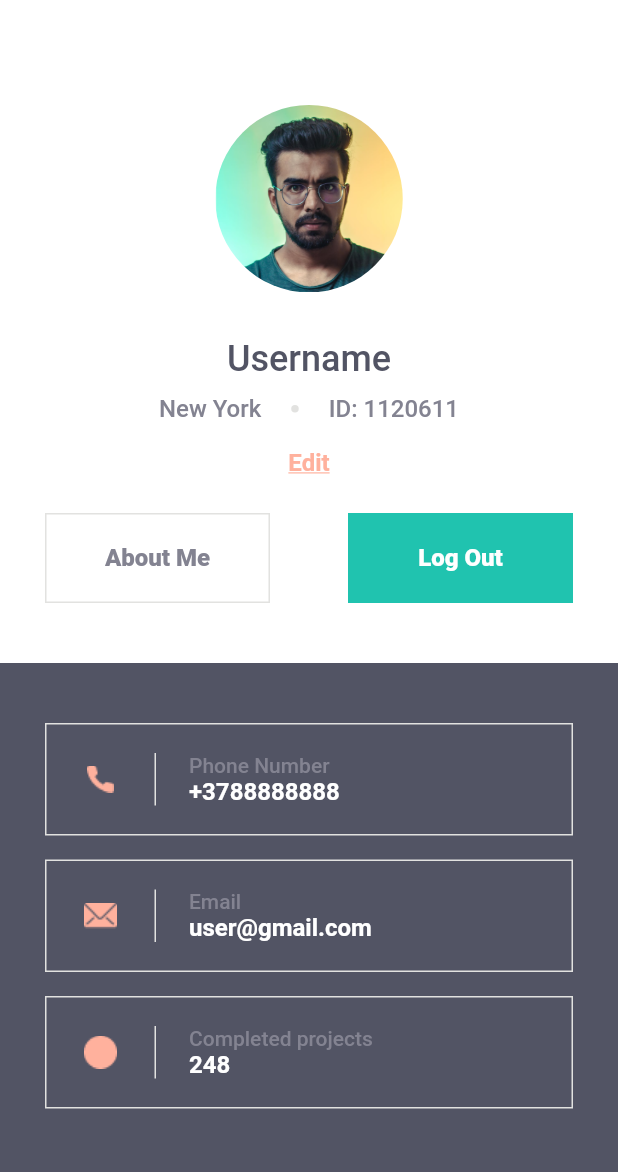
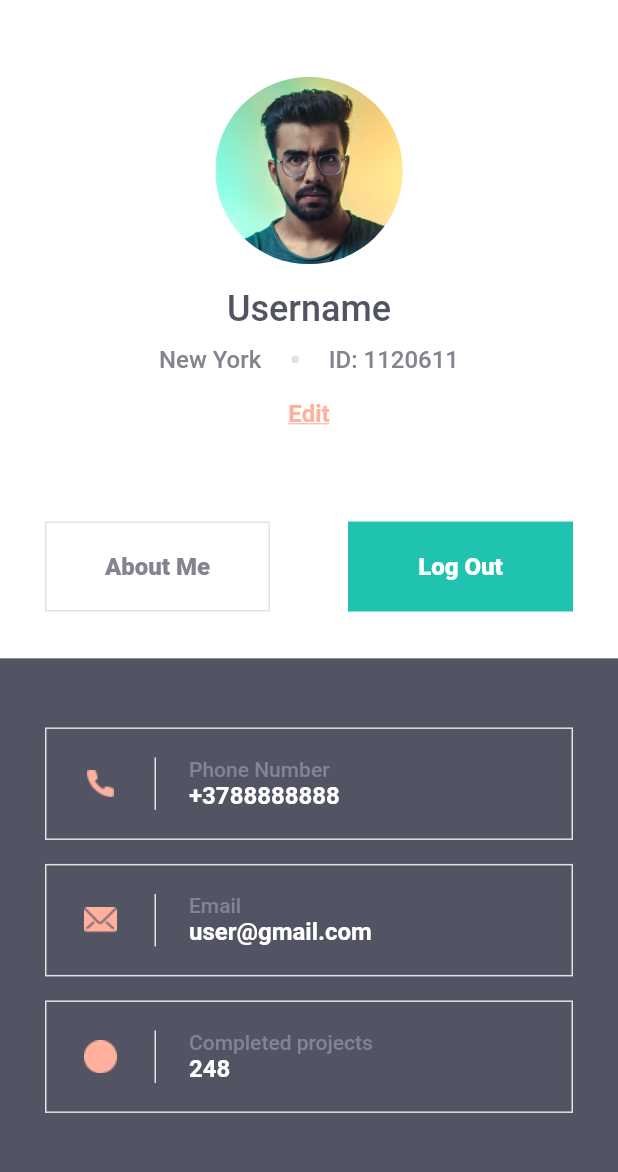
Before and after one commit to vitaliysolomatin/flutter_auth_app, a Flutter app: the ProfileScreen screen opened by its route, on a phone screen of 412 x 824 dp, the part 54-1226 px from its top. Run offline on Flutter 3.47's test engine with Material 2 defaults, Android fonts, the phone set to English and light mode, and no system bars; our stand-ins replace firebase_auth, firebase_core; accounts and stored records are empty.

Commit message:
added firebase auth and changed profile screen styles

```diff
--- a/lib/main.dart
+++ b/lib/main.dart
@@ -3,8 +3,11 @@ import 'package:auth_app/screens/sign_in_screen.dart';
 import 'package:auth_app/screens/sign_up_screen.dart';
 import 'package:auth_app/screens/profile_screen.dart';
 import 'package:auth_app/assets/theme.dart';
+import 'package:firebase_core/firebase_core.dart';
 
-void main() {
+void main() async {
+  WidgetsFlutterBinding.ensureInitialized();
+  await Firebase.initializeApp();
   runApp(AuthApp());
 }
 
--- a/lib/screens/profile_screen.dart
+++ b/lib/screens/profile_screen.dart
@@ -1,12 +1,20 @@
+import 'package:auth_app/screens/sign_in_screen.dart';
 import 'package:flutter/material.dart';
 import 'package:auth_app/widgets/profile_info_block.dart';
 import 'package:auth_app/widgets/user_info_wrapper.dart';
+import 'package:firebase_auth/firebase_auth.dart';
 
 class ProfileScreen extends StatelessWidget {
   static const path = 'profile_screen';
 
   ProfileScreen({this.title});
   final String title;
+  final firebaseAuth = FirebaseAuth.instance;
+
+  handleSignOut({BuildContext context}) {
+    firebaseAuth.signOut();
+    Navigator.popAndPushNamed(context, SignInScreen.path);
+  }
 
   @override
   Widget build(BuildContext context) {
@@ -21,17 +29,19 @@ class ProfileScreen extends StatelessWidget {
           ),
         ],
       ),
-      body: SafeArea(
-        child: ListView(
-          children: [
-            Column(
-              children: [
-                UserInfoWrapper(),
-                ProfileInfoBlock(),
-              ],
+      body: Column(
+        children: [
+          Expanded(
+            flex: 6,
+            child: UserInfoWrapper(
+              handleSignOut: handleSignOut,
             ),
-          ],
-        ),
+          ),
+          Expanded(
+            flex: 5,
+            child: ProfileInfoBlock(),
+          ),
+        ],
       ),
     );
   }
--- a/lib/widgets/profile_info_block.dart
+++ b/lib/widgets/profile_info_block.dart
@@ -6,38 +6,39 @@ class ProfileInfoBlock extends StatelessWidget {
   @override
   Widget build(BuildContext context) {
     return Container(
-      height: 352,
+      // height: 352,
       padding: EdgeInsets.symmetric(
         horizontal: 30,
-        vertical: 32,
       ),
       width: double.infinity,
       color: AuthAppColors.primaryGrey,
       child: Column(
+        mainAxisAlignment: MainAxisAlignment.spaceAround,
         children: [
-          Padding(
-            padding: EdgeInsets.symmetric(vertical: 8),
-            child: InfoBlock(
+          Column(
+            children: [
+              InfoBlock(
                 bottomLabel: '+3788888888',
                 icon: 'assets/images/phone_icon.png',
                 topLabel: 'Phone Number',
               ),
+              SizedBox(
+                height: 16,
               ),
-          Padding(
-            padding: EdgeInsets.symmetric(vertical: 8),
-            child: InfoBlock(
+              InfoBlock(
                 bottomLabel: 'user@gmail.com',
                 icon: 'assets/images/email_icon.png',
                 topLabel: 'Email',
               ),
+              SizedBox(
+                height: 16,
               ),
-          Padding(
-            padding: EdgeInsets.symmetric(vertical: 8),
-            child: InfoBlock(
+              InfoBlock(
                 bottomLabel: '248',
                 icon: 'assets/images/circle_icon.png',
                 topLabel: 'Completed projects',
               ),
+            ],
           ),
         ],
       ),
--- a/lib/widgets/user_info_wrapper.dart
+++ b/lib/widgets/user_info_wrapper.dart
@@ -1,16 +1,22 @@
 import 'package:flutter/material.dart';
 import 'package:auth_app/assets/colors.dart';
-import 'package:auth_app/screens/sign_in_screen.dart';
 
 class UserInfoWrapper extends StatelessWidget {
+  final Function handleSignOut;
+  UserInfoWrapper({@required this.handleSignOut});
+
   @override
   Widget build(BuildContext context) {
-    return Column(
+    return Container(
+      padding: EdgeInsets.symmetric(horizontal: 30, vertical: 0),
+      child: Column(
+        mainAxisAlignment: MainAxisAlignment.spaceAround,
         children: [
-        Container(
-          margin: EdgeInsets.only(
-            top: 50,
-            bottom: 30,
+          Column(
+            children: [
+              Padding(
+                padding: EdgeInsets.only(
+                  bottom: 16,
                 ),
                 child: ClipRRect(
                   borderRadius: BorderRadius.circular(65),
@@ -73,9 +79,9 @@ class UserInfoWrapper extends StatelessWidget {
                       ),
                     ),
               ),
-        Padding(
-          padding: EdgeInsets.fromLTRB(30, 24, 30, 40),
-          child: Row(
+            ],
+          ),
+          Row(
             mainAxisAlignment: MainAxisAlignment.spaceBetween,
             children: [
               SizedBox(
@@ -107,18 +113,15 @@ class UserInfoWrapper extends StatelessWidget {
                 height: 60,
                 child: ElevatedButton(
                   onPressed: () {
-                    Navigator.pushNamed(
-                      context,
-                      SignInScreen.path,
-                    );
+                    handleSignOut(context: context);
                   },
                   child: Text('Log Out'),
                 ),
               ),
             ],
           ),
+        ],
       ),
-      ],
     );
   }
 }
--- a/pubspec.yaml
+++ b/pubspec.yaml
@@ -23,6 +23,9 @@ environment:
 dependencies:
   flutter:
     sdk: flutter
+  firebase_auth: ^1.1.4
+  firebase_core: ^1.1.1
+
 
 
   # The following adds the Cupertino Icons font to your application.
```
Also changed, not shown: lib/screens/sign_in_screen.dart (+12 -1 lines), lib/screens/sign_up_screen.dart (+13 -1 lines), lib/widgets/sign_in_form.dart (+7 -4 lines), lib/widgets/sign_up_form.dart (+7 -4 lines), pubspec.lock, 8 other files. Lines whose indentation alone changed are shown as unchanged.
